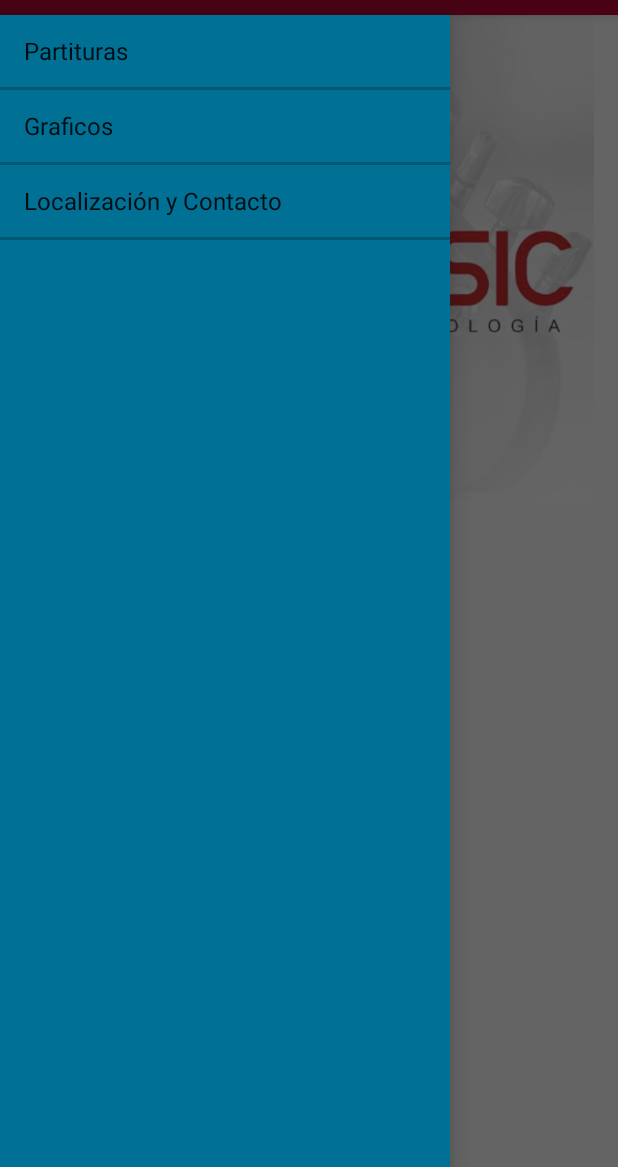
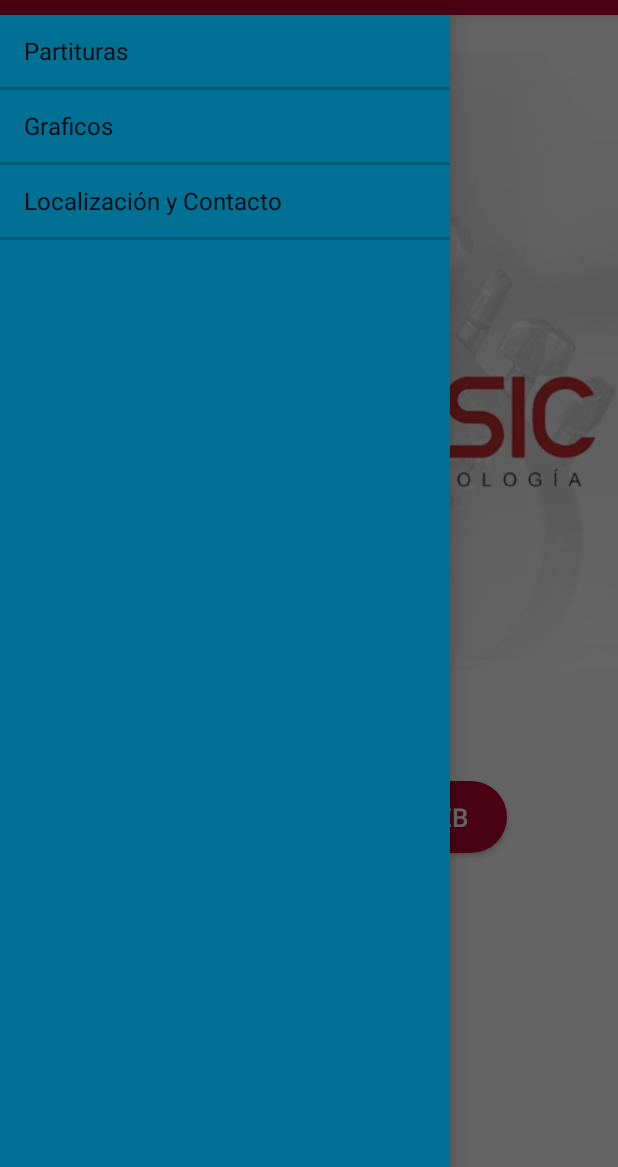
Before and after one commit to arivero007/Mupsic, an Android app: the Principal screen opened directly, with no data from a screen before it, with the side drawer open, on a phone screen of 412 x 824 dp, the part 69-1236 px from its top. Run offline under Robolectric (Android 15) with nearby library versions, the phone set to English and light mode, and no system bars.

Commit message:
[mupsic] updates

```diff
--- a/app/build.gradle
+++ b/app/build.gradle
@@ -29,11 +29,9 @@ dependencies {
     implementation 'com.jjoe64:graphview:4.2.2'
     implementation fileTree(dir: 'libs', include: ['*.jar'])
     //noinspection GradleCompatible
-    implementation 'com.android.support:appcompat-v7:28.0.0-rc01'
+    implementation 'com.android.support:appcompat-v7:28.0.0'
     implementation 'com.android.support.constraint:constraint-layout:1.1.2'
-    implementation 'com.android.support:design:28.0.0-rc01'
+    implementation 'com.android.support:design:28.0.0'
     testImplementation 'junit:junit:4.12'
-    androidTestImplementation 'com.android.support.test:runner:1.0.2'
-    androidTestImplementation 'com.android.support.test.espresso:espresso-core:3.0.2'
     implementation 'com.google.android.gms:play-services-maps:15.0.1'
 }
--- a/app/src/main/AndroidManifest.xml
+++ b/app/src/main/AndroidManifest.xml
@@ -34,6 +34,8 @@
                 <category android:name="android.intent.category.LAUNCHER" />
             </intent-filter>
         </activity>
+
+        <uses-library android:name="org.apache.http.legacy" android:required="false" />
         <activity
             android:name=".Localizacion.LocalizacionContacto"
             android:theme="@style/AppTheme.NoActionBar" />
--- a/app/src/main/res/layout/activity_principal.xml
+++ b/app/src/main/res/layout/activity_principal.xml
@@ -5,10 +5,11 @@
     android:layout_width="match_parent"
     android:layout_height="match_parent" >
 
-<RelativeLayout xmlns:android="http://schemas.android.com/apk/res/android"
+<LinearLayout xmlns:android="http://schemas.android.com/apk/res/android"
     xmlns:tools="http://schemas.android.com/tools"
     android:layout_width="match_parent"
     android:layout_height="match_parent"
+    android:orientation="vertical"
     tools:context=".Principal">
 
     <include
@@ -17,44 +18,67 @@
         android:layout_width="match_parent"
         android:layout_height="wrap_content"/>
 
+    <LinearLayout
+        android:layout_width="match_parent"
+        android:layout_height="0dp"
+        android:orientation="vertical"
+        android:layout_weight="3">
+
+        <ImageView
+            android:id="@+id/fondo"
+            android:layout_width="wrap_content"
+            android:layout_height="wrap_content"
+            android:layout_alignTop="@+id/toolbar"
+            android:src="@drawable/mupsic_portada"/>
+
+    </LinearLayout>
+
+    <LinearLayout
+        android:layout_width="match_parent"
+        android:layout_height="0dp"
+        android:orientation="vertical"
+        android:layout_weight="2">
+
+        <RelativeLayout
+            android:layout_width="match_parent"
+            android:layout_height="match_parent">
+
             <Button
                 android:id="@+id/btn_web"
                 android:layout_width="wrap_content"
                 android:layout_height="wrap_content"
                 android:background="@drawable/btn_round"
-        android:layout_marginHorizontal="195dp"
                 android:textSize="17dp"
+                android:layout_marginTop="50dp"
+                android:layout_marginLeft="250dp"
                 android:textColor="@color/colorWhite"
-        android:layout_marginTop="410dp"
                 android:text="Web"/>
             <Button
                 android:id="@+id/btn_blog"
                 android:layout_width="wrap_content"
                 android:layout_height="wrap_content"
-        android:layout_marginHorizontal="75dp"
                 android:text="Blog"
                 android:textSize="17dp"
+                android:layout_marginTop="50dp"
+                android:layout_marginLeft="150dp"
                 android:textColor="@color/colorWhite"
-        android:background="@drawable/btn_round"
-        android:layout_marginTop="410dp"/>
+                android:background="@drawable/btn_round"/>
             <Button
                 android:id="@+id/btn_graph"
                 android:layout_width="wrap_content"
                 android:layout_height="wrap_content"
+                android:layout_marginTop="50dp"
+                android:layout_marginLeft="50dp"
                 android:background="@drawable/btn_round"
-        android:layout_marginHorizontal="150dp"
                 android:textSize="17dp"
                 android:textColor="@color/colorWhite"
-        android:layout_marginTop="480dp"
                 android:text="Graph"/>
-    <ImageView
-        android:id="@+id/fondo"
-        android:layout_width="wrap_content"
-        android:layout_height="380dp"
-        android:layout_alignTop="@+id/toolbar"
-        android:src="@drawable/mupsic_portada"/>
 
         </RelativeLayout>
+
+    </LinearLayout>
+
+</LinearLayout>
 
     <ListView
         android:id="@+id/list_view"
--- a/build.gradle
+++ b/build.gradle
@@ -9,7 +9,7 @@ buildscript {
         maven { url 'https://jitpack.io' }
     }
     dependencies {
-        classpath 'com.android.tools.build:gradle:3.2.1'
+        classpath 'com.android.tools.build:gradle:3.3.2'
 
 
         // NOTE: Do not place your application dependencies here; they belong
```
Also changed, not shown: gradle/wrapper/gradle-wrapper.properties. Lines whose indentation alone changed are shown as unchanged.
